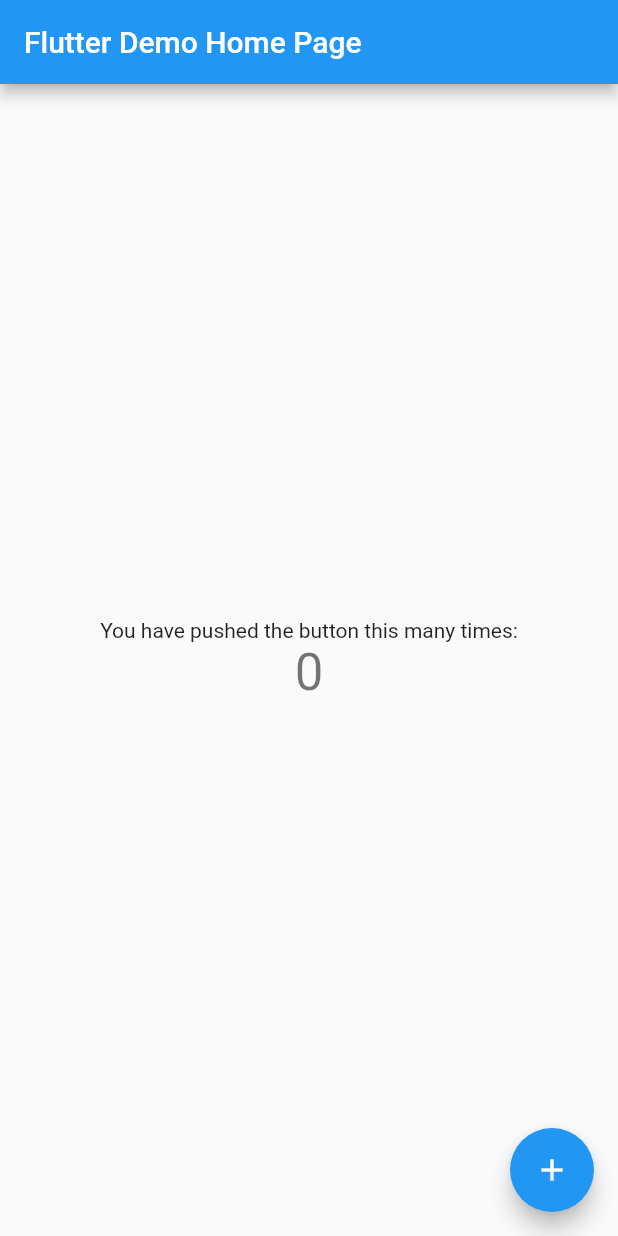
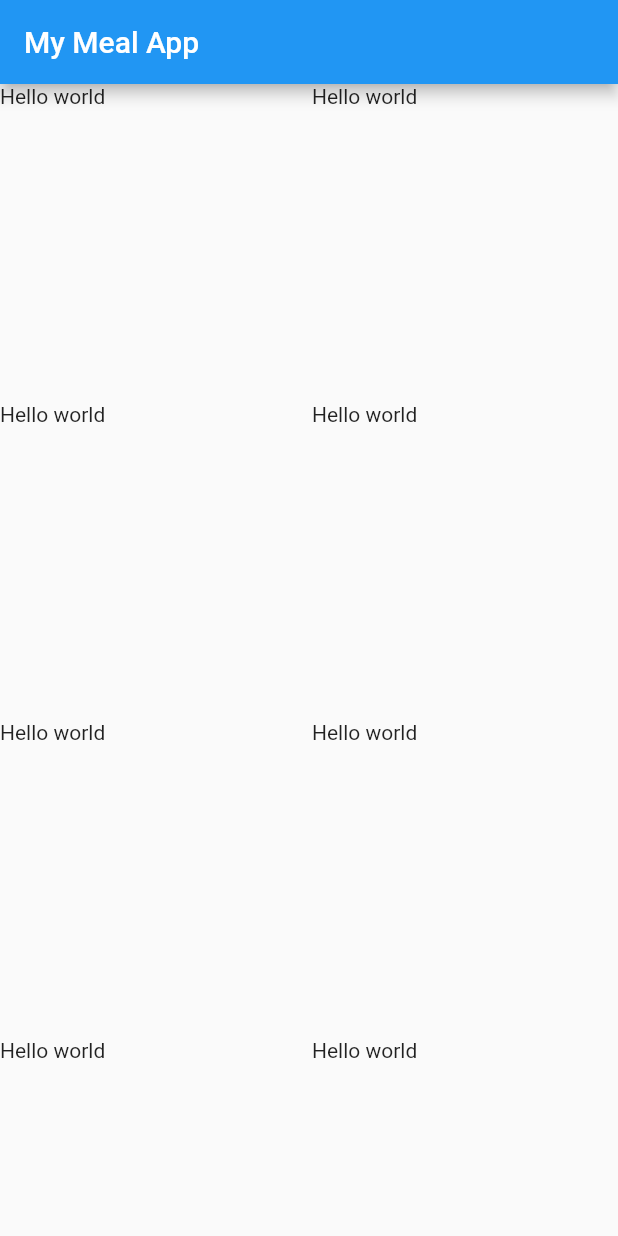
Before and after one commit to sachin96Boy/meal-appliction, a Flutter app: the screen it shows after launch, on a phone screen of 412 x 824 dp. Run offline on Flutter 3.47's test engine with Material 2 defaults, Android fonts, the phone set to English and light mode, and no system bars.

Commit message:
chor: gridview and model init

```diff
--- /dev/null
+++ b/lib/data/dummy_data.dart
@@ -0,0 +1,56 @@
+import 'package:flutter/material.dart';
+
+import '../models/category.dart';
+
+final List<Category> dummyCategories = [
+  Category(
+    id: 'c1',
+    title: 'Italian',
+    color: Colors.purple,
+  ),
+  Category(
+    id: 'c2',
+    title: 'Quick & Easy',
+    color: Colors.red,
+  ),
+  Category(
+    id: 'c3',
+    title: 'Hamburgers',
+    color: Colors.orange,
+  ),
+  Category(
+    id: 'c4',
+    title: 'German',
+    color: Colors.amber,
+  ),
+  Category(
+    id: 'c5',
+    title: 'Light & Lovely',
+    color: Colors.blue,
+  ),
+  Category(
+    id: 'c6',
+    title: 'Exotic',
+    color: Colors.green,
+  ),
+  Category(
+    id: 'c7',
+    title: 'Breakfast',
+    color: Colors.lightBlue,
+  ),
+  Category(
+    id: 'c8',
+    title: 'Asian',
+    color: Colors.lightGreen,
+  ),
+  Category(
+    id: 'c9',
+    title: 'French',
+    color: Colors.pink,
+  ),
+  Category(
+    id: 'c10',
+    title: 'Summer',
+    color: Colors.teal,
+  ),
+];
--- a/lib/main.dart
+++ b/lib/main.dart
@@ -1,4 +1,5 @@
 import 'package:flutter/material.dart';
+import 'package:meal_app/screens/main_screen.dart';
 
 void main() {
   runApp(const MyApp());
@@ -24,92 +25,7 @@ class MyApp extends StatelessWidget {
         // is not restarted.
         primarySwatch: Colors.blue,
       ),
-      home: const MyHomePage(title: 'Flutter Demo Home Page'),
+      home: const MainScreen(),
     );
   }
 }
-
-class MyHomePage extends StatefulWidget {
-  const MyHomePage({super.key, required this.title});
-
-  // This widget is the home page of your application. It is stateful, meaning
-  // that it has a State object (defined below) that contains fields that affect
-  // how it looks.
-
-  // This class is the configuration for the state. It holds the values (in this
-  // case the title) provided by the parent (in this case the App widget) and
-  // used by the build method of the State. Fields in a Widget subclass are
-  // always marked "final".
-
-  final String title;
-
-  @override
-  State<MyHomePage> createState() => _MyHomePageState();
-}
-
-class _MyHomePageState extends State<MyHomePage> {
-  int _counter = 0;
-
-  void _incrementCounter() {
-    setState(() {
-      // This call to setState tells the Flutter framework that something has
-      // changed in this State, which causes it to rerun the build method below
-      // so that the display can reflect the updated values. If we changed
-      // _counter without calling setState(), then the build method would not be
-      // called again, and so nothing would appear to happen.
-      _counter++;
-    });
-  }
-
-  @override
-  Widget build(BuildContext context) {
-    // This method is rerun every time setState is called, for instance as done
-    // by the _incrementCounter method above.
-    //
-    // The Flutter framework has been optimized to make rerunning build methods
-    // fast, so that you can just rebuild anything that needs updating rather
-    // than having to individually change instances of widgets.
-    return Scaffold(
-      appBar: AppBar(
-        // Here we take the value from the MyHomePage object that was created by
-        // the App.build method, and use it to set our appbar title.
-        title: Text(widget.title),
-      ),
-      body: Center(
-        // Center is a layout widget. It takes a single child and positions it
-        // in the middle of the parent.
-        child: Column(
-          // Column is also a layout widget. It takes a list of children and
-          // arranges them vertically. By default, it sizes itself to fit its
-          // children horizontally, and tries to be as tall as its parent.
-          //
-          // Invoke "debug painting" (press "p" in the console, choose the
-          // "Toggle Debug Paint" action from the Flutter Inspector in Android
-          // Studio, or the "Toggle Debug Paint" command in Visual Studio Code)
-          // to see the wireframe for each widget.
-          //
-          // Column has various properties to control how it sizes itself and
-          // how it positions its children. Here we use mainAxisAlignment to
-          // center the children vertically; the main axis here is the vertical
-          // axis because Columns are vertical (the cross axis would be
-          // horizontal).
-          mainAxisAlignment: MainAxisAlignment.center,
-          children: <Widget>[
-            const Text(
-              'You have pushed the button this many times:',
-            ),
-            Text(
-              '$_counter',
-              style: Theme.of(context).textTheme.headlineMedium,
-            ),
-          ],
-        ),
-      ),
-      floatingActionButton: FloatingActionButton(
-        onPressed: _incrementCounter,
-        tooltip: 'Increment',
-        child: const Icon(Icons.add),
-      ), // This trailing comma makes auto-formatting nicer for build methods.
-    );
-  }
-}
--- /dev/null
+++ b/lib/models/category.dart
@@ -0,0 +1,13 @@
+import 'package:flutter/material.dart';
+
+class Category {
+  final String id;
+  final String title;
+  final Color color;
+
+  Category({
+    required this.id,
+    required this.title,
+    this.color = Colors.orange,
+  });
+}
--- /dev/null
+++ b/lib/screens/categoreies_scren.dart
@@ -0,0 +1,24 @@
+import 'package:flutter/material.dart';
+import 'package:flutter/src/widgets/framework.dart';
+import 'package:flutter/src/widgets/placeholder.dart';
+import 'package:meal_app/data/dummy_data.dart';
+
+class CategoriesScreen extends StatelessWidget {
+  const CategoriesScreen({super.key});
+
+  @override
+  Widget build(BuildContext context) {
+    return GridView.count(
+      crossAxisCount: 2,
+      crossAxisSpacing: 4.0,
+      mainAxisSpacing: 8.0,
+      // gridDelegate: const SliverGridDelegateWithMaxCrossAxisExtent(
+      //   maxCrossAxisExtent: double.infinity,
+      // ),
+      children: List.generate(
+        dummyCategories.length,
+        (index) => const Text('Hello world'),
+      ),
+    );
+  }
+}
--- /dev/null
+++ b/lib/screens/main_screen.dart
@@ -0,0 +1,23 @@
+import 'package:flutter/material.dart';
+import 'package:flutter/src/widgets/framework.dart';
+import 'package:flutter/src/widgets/placeholder.dart';
+import 'package:meal_app/screens/categoreies_scren.dart';
+
+class MainScreen extends StatefulWidget {
+  const MainScreen({super.key});
+
+  @override
+  State<MainScreen> createState() => _MainScreenState();
+}
+
+class _MainScreenState extends State<MainScreen> {
+  @override
+  Widget build(BuildContext context) {
+    return Scaffold(
+      appBar: AppBar(
+        title: const Text("My Meal App"),
+      ),
+      body: const CategoriesScreen(),
+    );
+  }
+}
```
